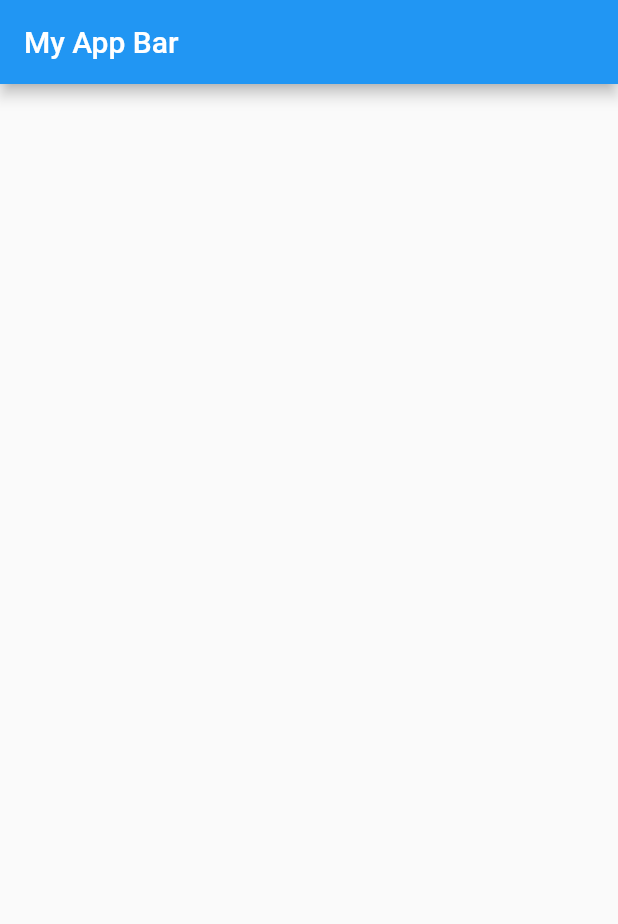
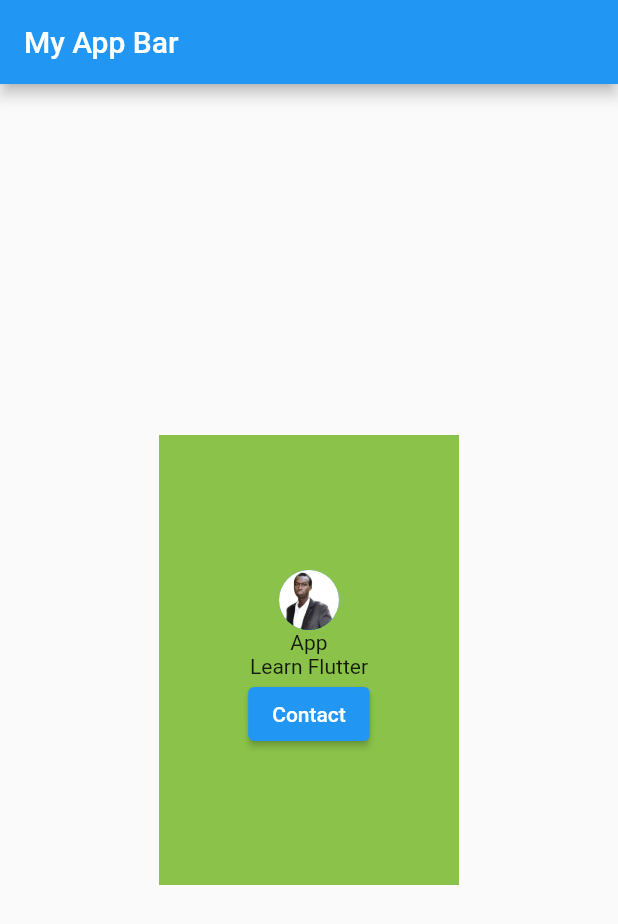
Before and after one commit to markiplagat/Learn-Flutter, a Flutter app: the screen it shows after launch, on a phone screen of 412 x 824 dp. Shown: the top 924 px of the screen. Run offline on Flutter 3.47's test engine with Material 2 defaults, Android fonts, the phone set to English and light mode, and no system bars.

Commit message:
Use column

```diff
--- a/lib/main.dart
+++ b/lib/main.dart
@@ -55,13 +55,27 @@ class MyScaffold extends StatelessWidget {
             appBar: AppBar(
               title: const Text("My App Bar"),
             ),
-            body: Container(
+            body: SizedBox(
+                height: double.infinity,
+                width: double.infinity,
                 child: Center(
                     child: Container(
-                        child: Column(children: [
-              Container(child: Row(children: [Container(), Container()])),
-              Container(),
-              Container(),
-            ]))))));
+                        color: Colors.lightGreen,
+                        height: 300,
+                        width: 200,
+                        child: Column(
+                          mainAxisAlignment: MainAxisAlignment.center,
+                          crossAxisAlignment: CrossAxisAlignment.center,
+                          children: [
+                            const CircleAvatar(
+                              backgroundImage:
+                                  AssetImage("assets/images/dp.png"),
+                            ),
+                            const Text("App"),
+                            const Text("Learn Flutter"),
+                            ElevatedButton(
+                                onPressed: () {}, child: const Text("Contact"))
+                          ],
+                        ))))));
   }
 }
--- a/pubspec.yaml
+++ b/pubspec.yaml
@@ -58,10 +58,8 @@ flutter:
   uses-material-design: true
 
   # To add assets to your application, add an assets section, like this:
-  # assets:
-  #   - images/a_dot_burr.jpeg
-  #   - images/a_dot_ham.jpeg
-
+  assets:
+    - assets/images/
   # An image asset can refer to one or more resolution-specific "variants", see
   # https://flutter.dev/assets-and-images/#resolution-aware.
 
```
Also changed, not shown: assets/images/dp.png (added).
